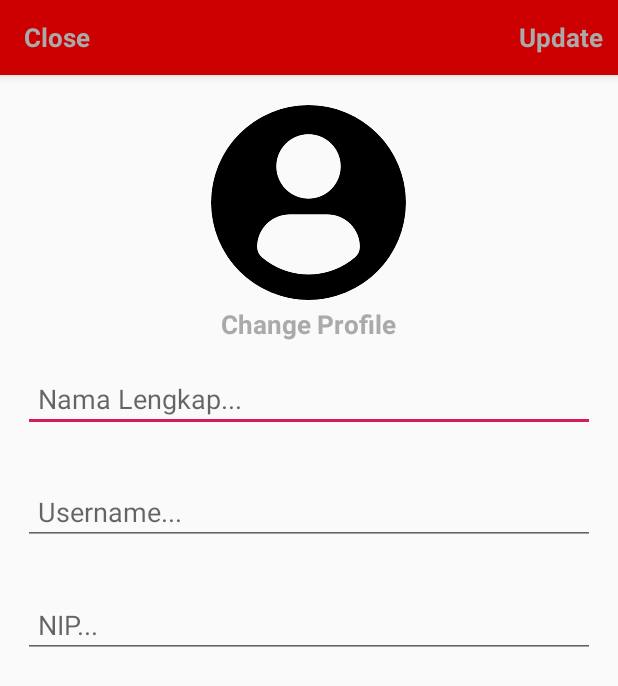
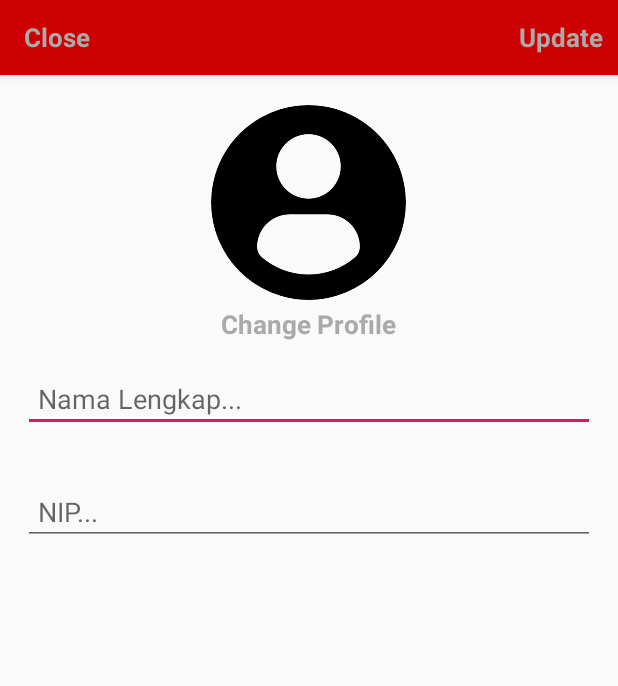
Before and after one commit to enricoakbar/manager_user, an Android app: the SettingActivity screen opened directly, with no data from a screen before it, on a phone screen of 412 x 824 dp. Shown: the top 686 px of the screen. Run offline under Robolectric (Android 15) with nearby library versions, the phone set to English and light mode, and no system bars; our stand-ins replace CircleImageView, Firebase (no records; nobody signed in at launch, a user with empty details on screens opened directly), Picasso; libraries missing offline, so code that uses them is left out: com.theartofdev.edmodo; pictures from the network do not load; 2 statements that could not run were skipped.

Commit message:
Update Aneh

```diff
--- a/app/src/main/java/com/ena/managemenapk/HomeActivity.java
+++ b/app/src/main/java/com/ena/managemenapk/HomeActivity.java
@@ -176,6 +176,7 @@ public class HomeActivity extends AppCompatActivity
         else if (id == R.id.nav_logout)
         {
             Paper.book().destroy();
+
             Intent intent = new Intent(HomeActivity.this, MainActivity.class);
             intent.addFlags(Intent.FLAG_ACTIVITY_NEW_TASK | Intent.FLAG_ACTIVITY_CLEAR_TASK);
             startActivity(intent);
--- a/app/src/main/java/com/ena/managemenapk/SettingActivity.java
+++ b/app/src/main/java/com/ena/managemenapk/SettingActivity.java
@@ -34,7 +34,7 @@ import de.hdodenhof.circleimageview.CircleImageView;
 
 public class SettingActivity extends AppCompatActivity {
     private CircleImageView profileImageView;
-    private EditText nameEditText, usernameEditText, nipEditText;
+    private EditText nameEditText, nipEditText;
     private TextView profileChangeTextBtn, closeTextBtn, saveTextBtn;
     private Uri imageUri;
     private String myUrl = "";
@@ -50,13 +50,12 @@ public class SettingActivity extends AppCompatActivity {
         storageProfilePictureRef = FirebaseStorage.getInstance().getReference().child("Profile Picture");
         profileImageView = (CircleImageView) findViewById(R.id.setting_profile_image);
         nameEditText = (EditText)findViewById(R.id.setting_name);
-        usernameEditText = (EditText)findViewById(R.id.setting_username);
         nipEditText = (EditText)findViewById(R.id.setting_nip);
         profileChangeTextBtn = (TextView)findViewById(R.id.profil_image_change_btn);
         closeTextBtn = (TextView)findViewById(R.id.close_setting_btn);
         saveTextBtn = (TextView)findViewById(R.id.update_account_setting_btn);
 
-        userInfoDisplay(profileImageView, usernameEditText, nipEditText, nameEditText);
+        userInfoDisplay(profileImageView, nameEditText, nipEditText);
 
         closeTextBtn.setOnClickListener(new View.OnClickListener() {
             @Override
@@ -93,7 +92,6 @@ public class SettingActivity extends AppCompatActivity {
         DatabaseReference ref = FirebaseDatabase.getInstance().getReference().child("Users");
         HashMap<String, Object> userMap = new HashMap<>();
         userMap.put("name", nameEditText.getText().toString());
-        userMap.put("username", usernameEditText.getText().toString());
         userMap.put("nip", nipEditText.getText().toString());
         ref.child(Prevalent.currentOnlineUser.getUsername()).updateChildren(userMap);
 
@@ -103,7 +101,7 @@ public class SettingActivity extends AppCompatActivity {
     }
 
     @Override
-    protected void onActivityResult(int requestCode, int resultCode, @Nullable Intent data) {
+    protected void onActivityResult(int requestCode, int resultCode, Intent data) {
         super.onActivityResult(requestCode, resultCode, data);
 
         if (requestCode==CropImage.CROP_IMAGE_ACTIVITY_REQUEST_CODE && resultCode==RESULT_OK && data!=null)
@@ -114,6 +112,7 @@ public class SettingActivity extends AppCompatActivity {
         }
         else {
             Toast.makeText(this, "Error, Try Again.", Toast.LENGTH_SHORT).show();
+
             startActivity(new Intent(SettingActivity.this, SettingActivity.class));
             finish();
         }
@@ -122,9 +121,6 @@ public class SettingActivity extends AppCompatActivity {
     private void userInfoSaved() {
         if (TextUtils.isEmpty(nameEditText.getText().toString())){
             Toast.makeText(this, "Harap Isi Nama.", Toast.LENGTH_SHORT).show();
-        }
-        else if (TextUtils.isEmpty(usernameEditText.getText().toString())){
-            Toast.makeText(this, "Harap Isi Username.", Toast.LENGTH_SHORT).show();
         }
         else if (TextUtils.isEmpty(nipEditText.getText().toString())){
             Toast.makeText(this, "Harap Isi NIP.", Toast.LENGTH_SHORT).show();
@@ -146,6 +142,7 @@ public class SettingActivity extends AppCompatActivity {
             final StorageReference fileRef = storageProfilePictureRef
                     .child(Prevalent.currentOnlineUser.getUsername() + ".jpg");
             uploadTask = fileRef.putFile(imageUri);
+
             uploadTask.continueWithTask(new Continuation() {
                 @Override
                 public Object then(@NonNull Task task) throws Exception {
@@ -165,9 +162,9 @@ public class SettingActivity extends AppCompatActivity {
                         myUrl = downloadurl.toString();
 
                         DatabaseReference ref = FirebaseDatabase.getInstance().getReference().child("Users");
+
                         HashMap<String, Object> userMap = new HashMap<>();
                         userMap.put("name", nameEditText.getText().toString());
-                        userMap.put("username", usernameEditText.getText().toString());
                         userMap.put("nip", nipEditText.getText().toString());
                         userMap.put("image", myUrl);
                         ref.child(Prevalent.currentOnlineUser.getUsername()).updateChildren(userMap);
@@ -192,7 +189,7 @@ public class SettingActivity extends AppCompatActivity {
         }
     }
 
-    private void userInfoDisplay(final CircleImageView profileImageView, final EditText usernameEditText, final EditText nipEditText, final EditText nameEditText) {
+    private void userInfoDisplay(final CircleImageView profileImageView, final EditText nameEditText, final EditText nipEditText) {
         DatabaseReference UsersRef = FirebaseDatabase.getInstance().getReference().child("Users").child(Prevalent.currentOnlineUser.getUsername());
         UsersRef.addValueEventListener(new ValueEventListener() {
             @Override
@@ -202,14 +199,12 @@ public class SettingActivity extends AppCompatActivity {
                     if (dataSnapshot.child("image").exists())
                     {
                         String image = dataSnapshot.child("image").getValue().toString();
-                        String username = dataSnapshot.child("username").getValue().toString();
                         String name = dataSnapshot.child("name").getValue().toString();
                         String nip = dataSnapshot.child("nip").getValue().toString();
 
                         Picasso.get().load(image).into(profileImageView);
-                        usernameEditText.setText(username);
+                        nameEditText.setText(name);
                         nipEditText.setText(nip);
-                        nameEditText.setText(name);
 
                     }
                 }
--- a/app/src/main/res/layout/activity_setting.xml
+++ b/app/src/main/res/layout/activity_setting.xml
@@ -31,7 +31,6 @@
                     android:textSize="17sp"
                     android:textStyle="bold"
                     android:layout_alignParentStart="true"
-
                     />
 
                 <TextView
@@ -47,9 +46,11 @@
                     />
 
             </RelativeLayout>
+
         </android.support.v7.widget.Toolbar>
 
     </android.support.design.widget.AppBarLayout>
+
     <de.hdodenhof.circleimageview.CircleImageView
         android:id="@+id/setting_profile_image"
         android:layout_width="130dp"
@@ -82,19 +83,10 @@
         android:padding="10dp"/>
 
     <EditText
-        android:id="@+id/setting_username"
+        android:id="@+id/setting_nip"
         android:layout_width="match_parent"
         android:layout_height="wrap_content"
         android:layout_below="@id/setting_name"
-        android:hint="Username..."
-        android:layout_margin="15dp"
-        android:padding="10dp"/>
-
-    <EditText
-        android:id="@+id/setting_nip"
-        android:layout_width="match_parent"
-        android:layout_height="wrap_content"
-        android:layout_below="@id/setting_username"
         android:hint="NIP..."
         android:layout_margin="15dp"
         android:padding="10dp"/>
```
